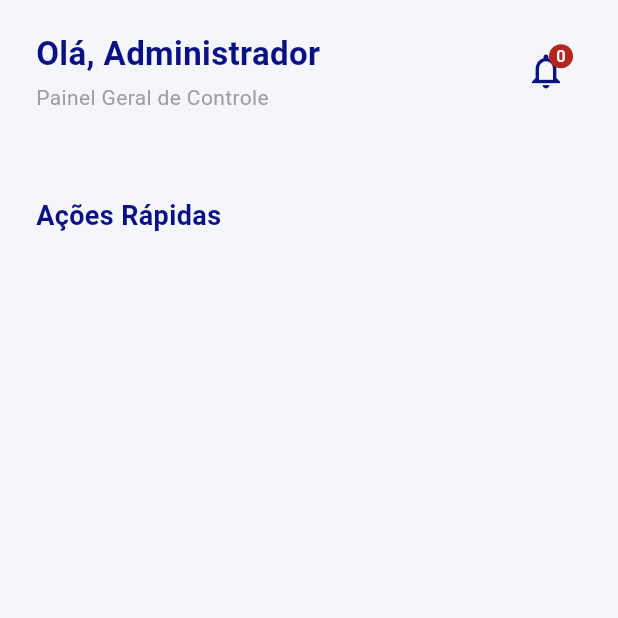
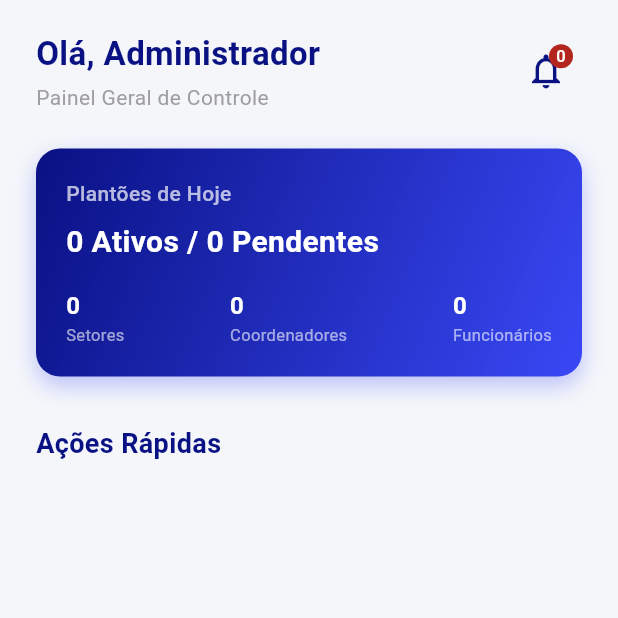
Before and after one commit to EscalaMed/frontend, a Flutter app: the HomeAdmin screen opened directly, on a phone screen of 412 x 824 dp, the top half of it. Run offline on Flutter 3.47's test engine with Material 3 defaults, Android fonts, the phone set to English and light mode, and no system bars.

Commit message:
feat: card de destaque da home do administrador

```diff
--- /dev/null
+++ b/lib/components/card_destaque.dart
@@ -0,0 +1,72 @@
+import 'package:flutter/material.dart';
+
+class CardDestaque extends StatelessWidget {
+  const CardDestaque({super.key});
+
+  @override
+  Widget build(BuildContext context) {
+    const corAzulEscuro = Color.fromARGB(255, 9, 17, 131);
+    const corAzulVibrante = Color(0xFF3948F5);
+
+    return Container(
+      width: double.infinity,
+      padding: const EdgeInsets.all(20),
+      decoration: BoxDecoration(
+        gradient: const LinearGradient(
+          colors: [corAzulEscuro, corAzulVibrante],
+          begin: Alignment.topLeft,
+          end: Alignment.bottomRight,
+        ),
+        borderRadius: BorderRadius.circular(16),
+        boxShadow: [
+          BoxShadow(
+            color: corAzulVibrante.withValues(alpha: 0.3),
+            blurRadius: 12,
+            offset: const Offset(0, 6),
+          ),
+        ],
+      ),
+      child: Column(
+        crossAxisAlignment: CrossAxisAlignment.start,
+        children: [
+          const Text(
+            'Plantões de Hoje',
+            style: TextStyle(color: Colors.white70, fontSize: 14, fontWeight: FontWeight.w500),
+          ),
+          const SizedBox(height: 8),
+          const Text(
+            '0 Ativos / 0 Pendentes',
+            style: TextStyle(color: Colors.white, fontSize: 20, fontWeight: FontWeight.bold),
+          ),
+          const SizedBox(height: 16),
+          Row(
+            mainAxisAlignment: MainAxisAlignment.spaceBetween,
+            children: const [
+              _MiniMetrica(label: 'Setores', valor: '0'),
+              _MiniMetrica(label: 'Coordenadores', valor: '0'),
+              _MiniMetrica(label: 'Funcionários', valor: '0'),
+            ],
+          )
+        ],
+      ),
+    );
+  }
+}
+
+class _MiniMetrica extends StatelessWidget {
+  final String label;
+  final String valor;
+
+  const _MiniMetrica({required this.label, required this.valor});
+
+  @override
+  Widget build(BuildContext context) {
+    return Column(
+      crossAxisAlignment: CrossAxisAlignment.start,
+      children: [
+        Text(valor, style: const TextStyle(color: Colors.white, fontSize: 16, fontWeight: FontWeight.bold)),
+        Text(label, style: const TextStyle(color: Colors.white60, fontSize: 11)),
+      ],
+    );
+  }
+}
--- a/lib/screens/home/adm.dart
+++ b/lib/screens/home/adm.dart
@@ -1,4 +1,5 @@
 import 'package:flutter/material.dart';
+import '../../components/card_destaque.dart';
 
 class HomeAdmin extends StatelessWidget {
   const HomeAdmin({super.key});
@@ -44,6 +45,8 @@ class HomeAdmin extends StatelessWidget {
               ),
               const SizedBox(height: 24),
 
+              const CardDestaque(),
+
               const SizedBox(height: 32),
 
               const Text(
```
